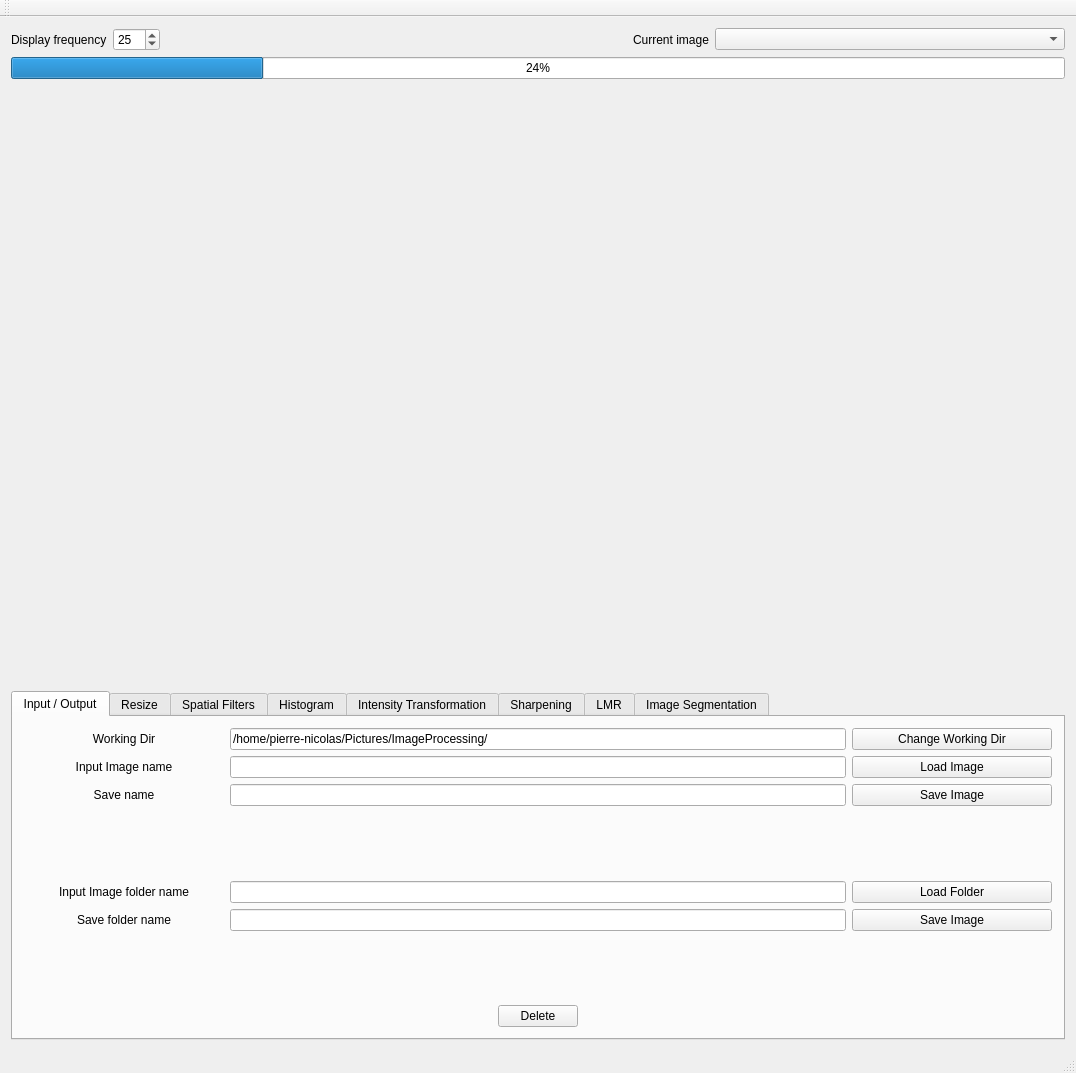
PNPiquin/ImageProcessing, file mainwindow.ui: the form before one commit.
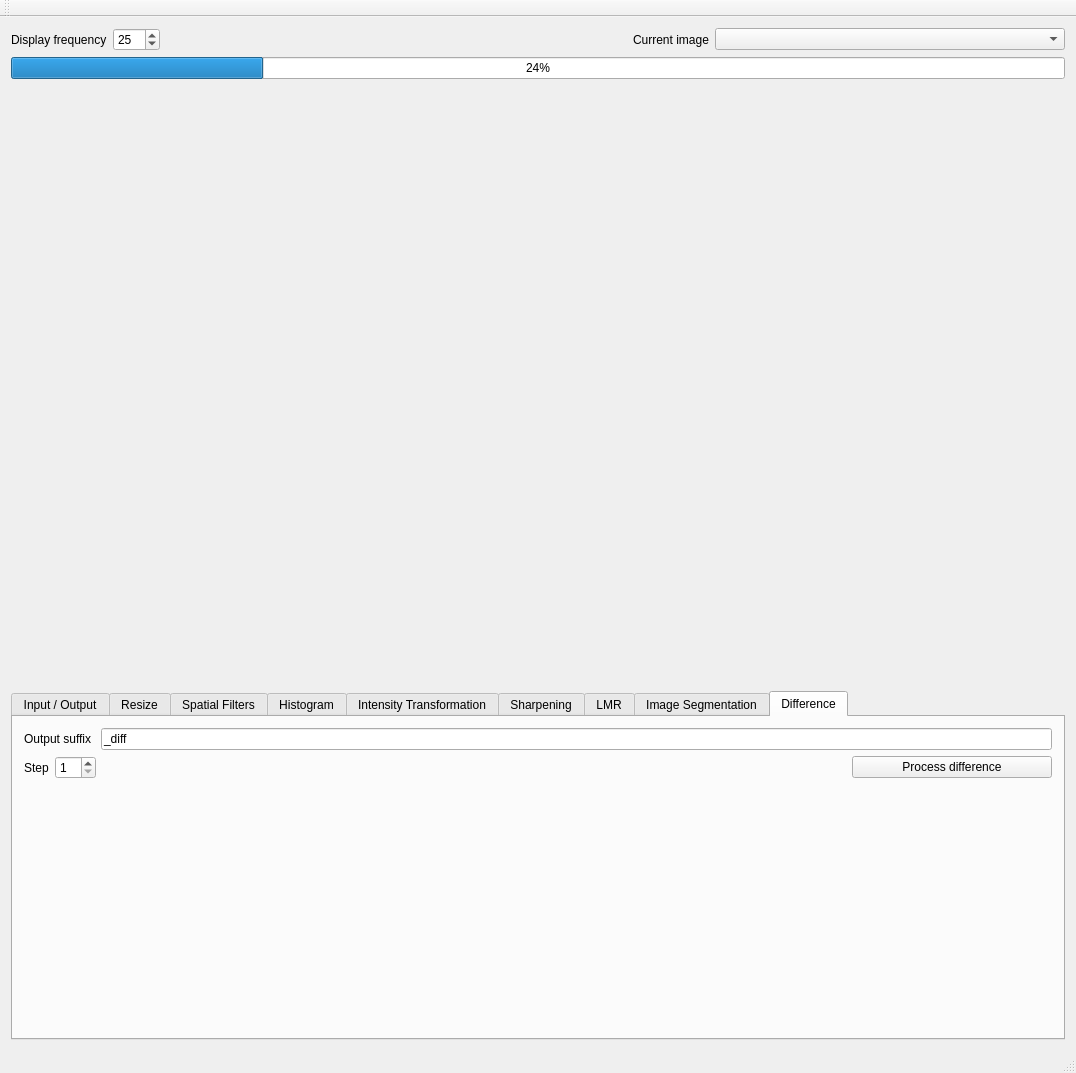
The form after the commit.

Commit message: Add a diff tab

The edit to the form file:
```diff
--- a/mainwindow.ui
+++ b/mainwindow.ui
@@ -95,7 +95,7 @@
        <enum>QTabWidget::North</enum>
       </property>
       <property name="currentIndex">
-       <number>0</number>
+       <number>8</number>
       </property>
       <widget class="QWidget" name="input_tab">
        <attribute name="title">
@@ -1872,6 +1872,91 @@
         </item>
        </layout>
       </widget>
+      <widget class="QWidget" name="difference_tab">
+       <attribute name="title">
+        <string>Difference</string>
+       </attribute>
+       <layout class="QVBoxLayout" name="verticalLayout_12">
+        <item>
+         <layout class="QHBoxLayout" name="horizontalLayout_36">
+          <property name="topMargin">
+           <number>0</number>
+          </property>
+          <item>
+           <widget class="QLabel" name="label_36">
+            <property name="text">
+             <string>Output suffix </string>
+            </property>
+           </widget>
+          </item>
+          <item>
+           <widget class="QLineEdit" name="difference_output_suffix">
+            <property name="text">
+             <string>_diff</string>
+            </property>
+           </widget>
+          </item>
+         </layout>
+        </item>
+        <item>
+         <layout class="QHBoxLayout" name="horizontalLayout_35">
+          <item>
+           <widget class="QLabel" name="label_35">
+            <property name="text">
+             <string>Step</string>
+            </property>
+           </widget>
+          </item>
+          <item>
+           <widget class="QSpinBox" name="difference_spinBox">
+            <property name="minimum">
+             <number>1</number>
+            </property>
+           </widget>
+          </item>
+          <item>
+           <spacer name="horizontalSpacer_37">
+            <property name="orientation">
+             <enum>Qt::Horizontal</enum>
+            </property>
+            <property name="sizeHint" stdset="0">
+             <size>
+              <width>40</width>
+              <height>20</height>
+             </size>
+            </property>
+           </spacer>
+          </item>
+          <item>
+           <widget class="QPushButton" name="difference_pushButton">
+            <property name="minimumSize">
+             <size>
+              <width>200</width>
+              <height>0</height>
+             </size>
+            </property>
+            <property name="text">
+             <string>Process difference</string>
+            </property>
+           </widget>
+          </item>
+         </layout>
+        </item>
+        <item>
+         <spacer name="verticalSpacer_9">
+          <property name="orientation">
+           <enum>Qt::Vertical</enum>
+          </property>
+          <property name="sizeHint" stdset="0">
+           <size>
+            <width>20</width>
+            <height>40</height>
+           </size>
+          </property>
+         </spacer>
+        </item>
+       </layout>
+      </widget>
      </widget>
     </item>
    </layout>
```
The commit also changes 2 other files.
